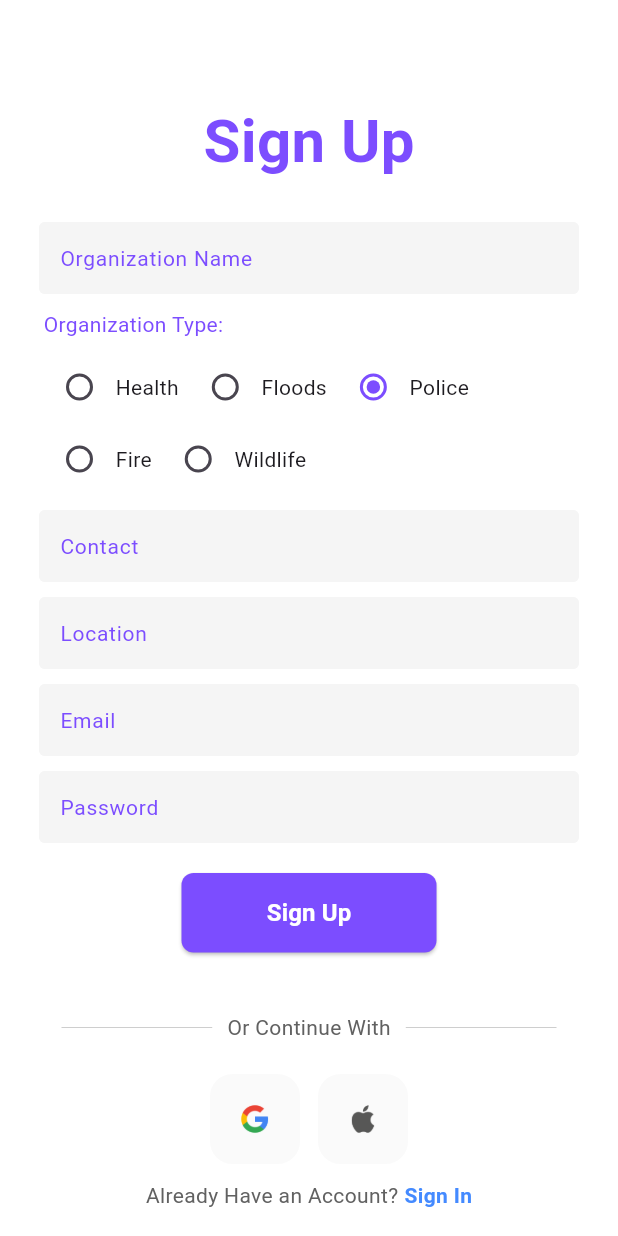
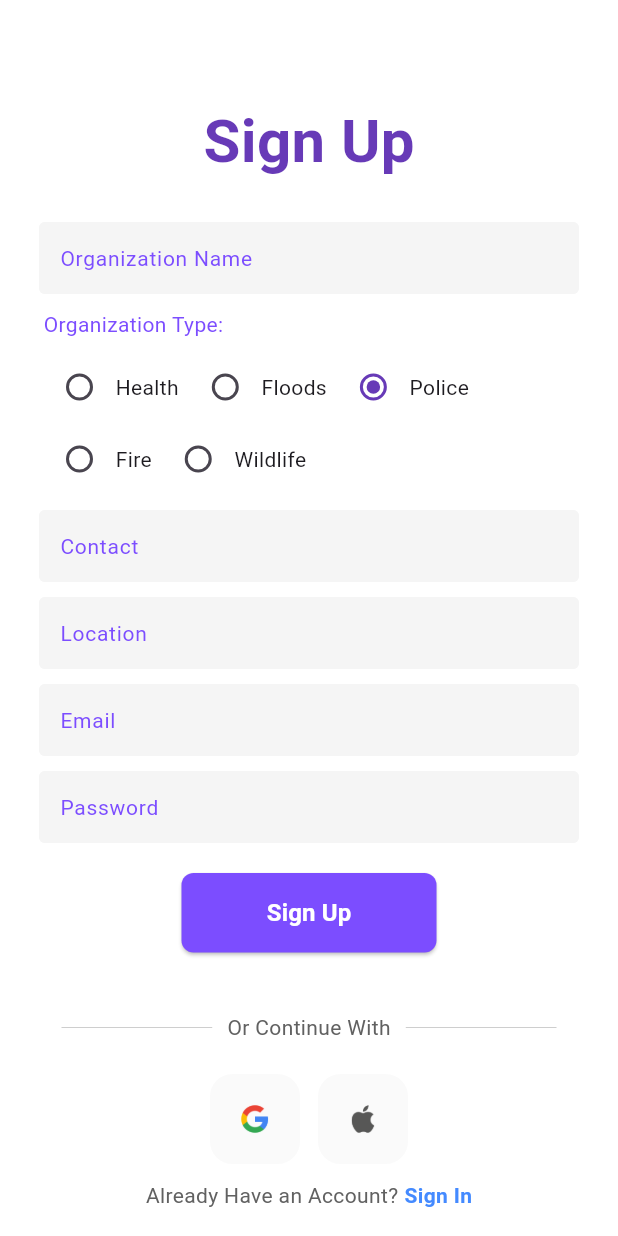
Before and after one commit to Nasiali-Eden/CityWatch, a Flutter app: the OrganizationRegistration screen opened directly, on a phone screen of 412 x 824 dp. Run offline on Flutter 3.47's test engine with Material 3 defaults, Android fonts, the phone set to English and light mode, and no system bars; our stand-ins replace cloud_firestore, firebase_auth, firebase_core; accounts and stored records are empty.

Commit message:
Registrations

```diff
--- a/lib/Organization/Authentication/org_registration.dart
+++ b/lib/Organization/Authentication/org_registration.dart
@@ -90,7 +90,7 @@ class _OrganizationRegistrationState extends State<OrganizationRegistration> {
                     "Sign Up",
                     style: TextStyle(
                       fontWeight: FontWeight.bold,
-                      color: Colors.deepPurpleAccent,
+                      color: Colors.deepPurple,
                       fontSize: 40,
                     ),
                   ),
@@ -127,7 +127,7 @@ class _OrganizationRegistrationState extends State<OrganizationRegistration> {
                                 onChanged: (type? value) {
                                   _onTypeChanged(value);
                                 },
-                                activeColor: Colors.deepPurpleAccent,
+                                activeColor: Colors.deepPurple,
                               ),
                               const Text('Health'),
                             ],
@@ -141,7 +141,7 @@ class _OrganizationRegistrationState extends State<OrganizationRegistration> {
                                 onChanged: (type? value) {
                                   _onTypeChanged(value);
                                 },
-                                activeColor: Colors.deepPurpleAccent,
+                                activeColor: Colors.deepPurple,
                               ),
                               const Text('Floods'),
                             ],
@@ -155,7 +155,7 @@ class _OrganizationRegistrationState extends State<OrganizationRegistration> {
                                 onChanged: (type? value) {
                                   _onTypeChanged(value);
                                 },
-                                activeColor: Colors.deepPurpleAccent,
+                                activeColor: Colors.deepPurple,
                               ),
                               const Text('Police'),
                             ],
--- a/lib/User/Authentication/user_registration.dart
+++ b/lib/User/Authentication/user_registration.dart
@@ -86,7 +86,7 @@ class _UserRegistrationState extends State<UserRegistration> {
                     "Sign Up",
                     style: TextStyle(
                       fontWeight: FontWeight.bold,
-                      color: Colors.deepPurpleAccent,
+                      color: Colors.deepPurple,
                       fontSize: 40,
                     ),
                   ),
@@ -175,7 +175,7 @@ class _UserRegistrationState extends State<UserRegistration> {
                   margin: const EdgeInsets.symmetric(horizontal: 105),
                   child: ElevatedButton(
                     style: ElevatedButton.styleFrom(
-                      backgroundColor: Colors.deepPurpleAccent,
+                      backgroundColor: Colors.deepPurple,
                       padding: const EdgeInsets.symmetric(horizontal: 10, vertical: 15),
                       shape: RoundedRectangleBorder(
                         borderRadius: BorderRadius.circular(8),
```
